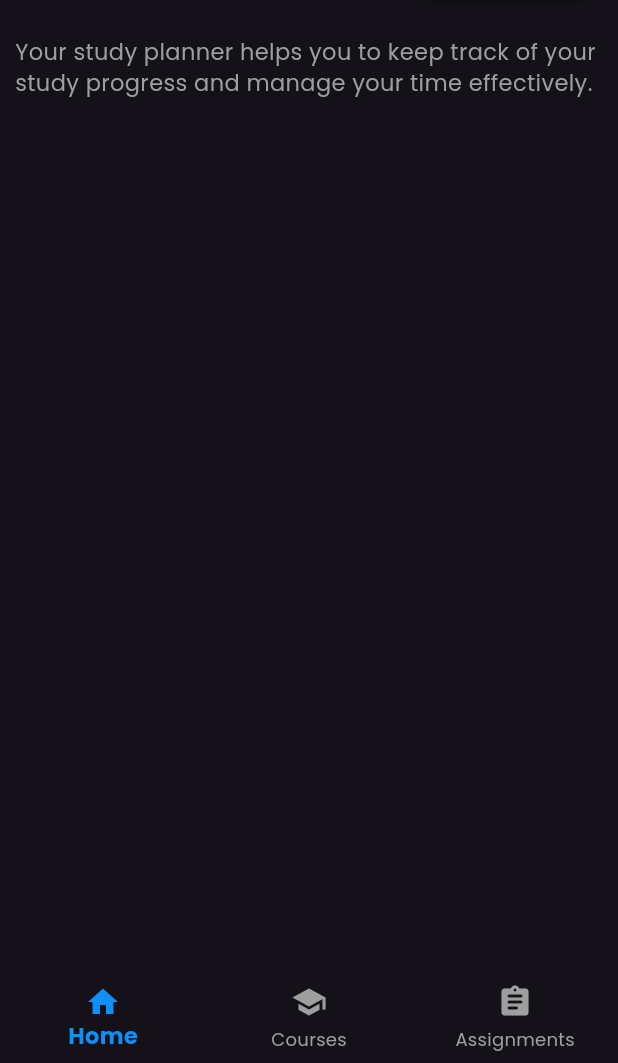
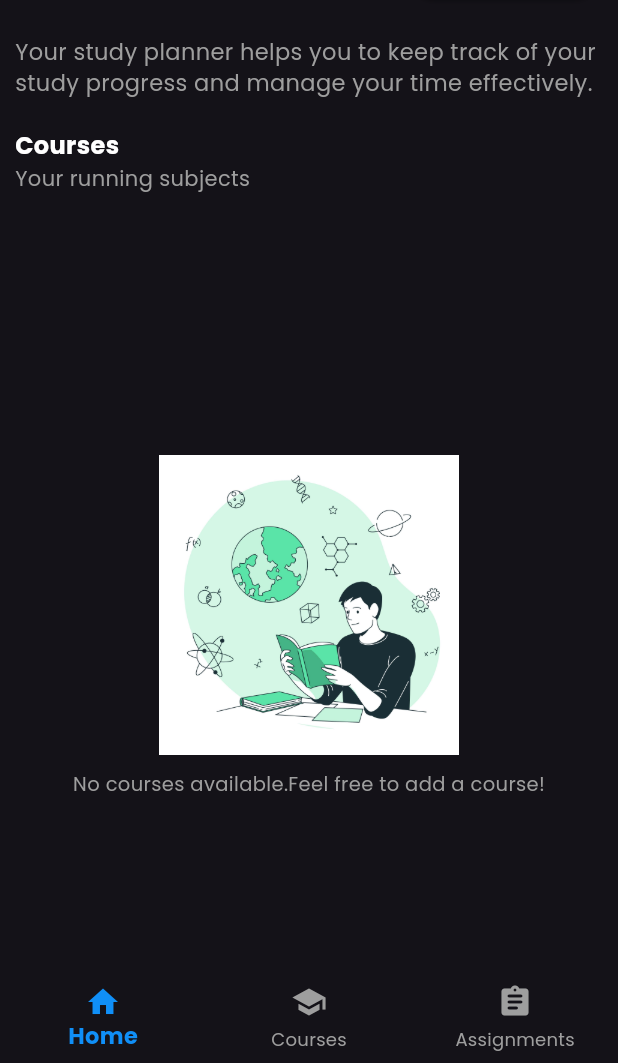
Before and after one commit to kasun0403/course_planner, a Flutter app: the screen it shows after launch, on a phone screen of 412 x 824 dp, the part 173-1236 px from its top. Run offline on Flutter 3.47's test engine with Material 3 defaults, Android fonts, the light colour scheme and no system bars; our stand-ins replace cloud_firestore, firebase_core, go_router, google_fonts; accounts and stored records are empty.

Commit message:
get courses

```diff
--- a/lib/pages/add_new_course.dart
+++ b/lib/pages/add_new_course.dart
@@ -38,6 +38,11 @@ class AddNewCourse extends StatelessWidget {
         );
 
         await CourseServices().addNewCourse(course);
+        _courseNameController.clear();
+        _courseDescriptionController.clear();
+        _courseDurationController.clear();
+        _courseSheduleController.clear();
+        _courseInstructorController.clear();
 
         // Show success SnackBar
         if (context.mounted) {
--- a/lib/pages/main_screens/main_page.dart
+++ b/lib/pages/main_screens/main_page.dart
@@ -1,4 +1,6 @@
 import 'package:course_planner/constants/colors.dart';
+import 'package:course_planner/models/course_model.dart';
+import 'package:course_planner/services/course_services.dart';
 import 'package:flutter/material.dart';
 import 'package:go_router/go_router.dart';
 
@@ -7,6 +9,7 @@ class MainPage extends StatelessWidget {
 
   @override
   Widget build(BuildContext context) {
+    final courseService = CourseServices();
     return Scaffold(
       appBar: AppBar(
         title: const Text("Main "),
@@ -15,6 +18,7 @@ class MainPage extends StatelessWidget {
         child: Padding(
           padding: const EdgeInsets.symmetric(horizontal: 10, vertical: 15),
           child: Column(
+            crossAxisAlignment: CrossAxisAlignment.start,
             children: [
               Row(
                 mainAxisAlignment: MainAxisAlignment.spaceBetween,
@@ -53,6 +57,99 @@ class MainPage extends StatelessWidget {
                 "Your study planner helps you to keep track of your study progress and manage your time effectively.",
                 style: TextStyle(color: Colors.grey, fontSize: 15),
               ),
+              const SizedBox(
+                height: 20,
+              ),
+              const Text(
+                'Courses',
+                style: TextStyle(
+                  color: Colors.white,
+                  fontSize: 16,
+                  fontWeight: FontWeight.bold,
+                ),
+              ),
+              const Text(
+                'Your running subjects',
+                style: TextStyle(
+                  color: Colors.grey,
+                  fontSize: 14,
+                ),
+              ),
+              const SizedBox(height: 10),
+              StreamBuilder<List<Course>>(
+                stream: courseService.courses,
+                builder: (context, snapshot) {
+                  if (snapshot.connectionState == ConnectionState.waiting) {
+                    return const Center(child: CircularProgressIndicator());
+                  } else if (snapshot.hasError) {
+                    return Center(child: Text('Error: ${snapshot.error}'));
+                  } else if (!snapshot.hasData || snapshot.data!.isEmpty) {
+                    return Center(
+                        child: Padding(
+                      padding: EdgeInsets.symmetric(
+                          vertical: MediaQuery.of(context).size.height / 5),
+                      child: Column(
+                        children: [
+                          Image.asset(
+                            'assets/empty.jpg',
+                            width: 200,
+                          ),
+                          const SizedBox(height: 10),
+                          const Text(
+                            'No courses available.Feel free to add a course!',
+                            style: TextStyle(
+                              color: Colors.grey,
+                              fontSize: 13,
+                            ),
+                          ),
+                        ],
+                      ),
+                    ));
+                  } else {
+                    final courses = snapshot.data!;
+
+                    return ListView.builder(
+                      shrinkWrap: true,
+                      physics: const NeverScrollableScrollPhysics(),
+                      itemCount: courses.length,
+                      itemBuilder: (context, index) {
+                        final course = courses[index];
+
+                        return Card(
+                          elevation: 0,
+                          color: lightBlue,
+                          margin: const EdgeInsets.symmetric(vertical: 8),
+                          child: Padding(
+                            padding: const EdgeInsets.symmetric(vertical: 10),
+                            child: ListTile(
+                              title: Text(
+                                course.name,
+                                style: const TextStyle(
+                                  color: Colors.black,
+                                  fontSize: 15,
+                                ),
+                              ),
+                              subtitle: Text(
+                                course.description,
+                                style: const TextStyle(
+                                  color: Colors.black87,
+                                  fontSize: 12,
+                                ),
+                              ),
+                              onTap: () {
+                                GoRouter.of(context).push(
+                                  '/single-course',
+                                  extra: course,
+                                );
+                              },
+                            ),
+                          ),
+                        );
+                      },
+                    );
+                  }
+                },
+              ),
             ],
           ),
         ),
--- a/lib/services/course_services.dart
+++ b/lib/services/course_services.dart
@@ -1,5 +1,6 @@
 import 'package:cloud_firestore/cloud_firestore.dart';
 import 'package:course_planner/models/course_model.dart';
+import 'package:intl/date_symbols.dart';
 
 class CourseServices {
   final CollectionReference couseCollectionReference =
@@ -14,7 +15,21 @@ class CourseServices {
 
       await docReference.update({'id': docReference.id});
     } catch (e) {
-      print("Error adding course");
+      print("Error adding course $e");
+    }
+  }
+
+  //get courses
+  Stream<List<Course>> get courses {
+    try {
+      return couseCollectionReference.snapshots().map((snapshot) {
+        return snapshot.docs.map((document) {
+          return Course.fromJson(document.data() as Map<String, dynamic>);
+        }).toList();
+      });
+    } catch (e) {
+      print("Error getting course $en_USPatterns");
+      return Stream.empty();
     }
   }
 }
--- a/pubspec.yaml
+++ b/pubspec.yaml
@@ -64,8 +64,8 @@ flutter:
   uses-material-design: true
 
   # To add assets to your application, add an assets section, like this:
-  # assets:
-  #   - images/a_dot_burr.jpeg
+  assets:
+    - assets/
   #   - images/a_dot_ham.jpeg
 
   # An image asset can refer to one or more resolution-specific "variants", see
```
Also changed, not shown: assets/empty.jpg (added).
